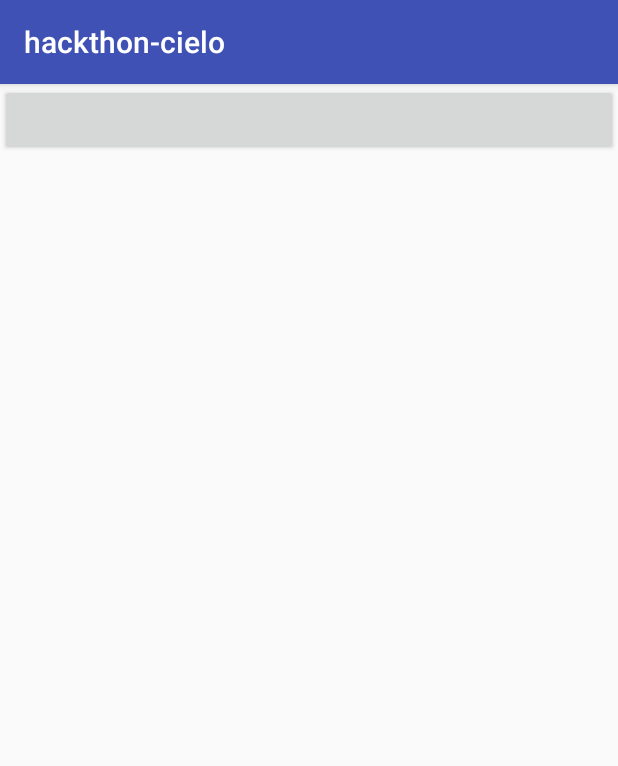
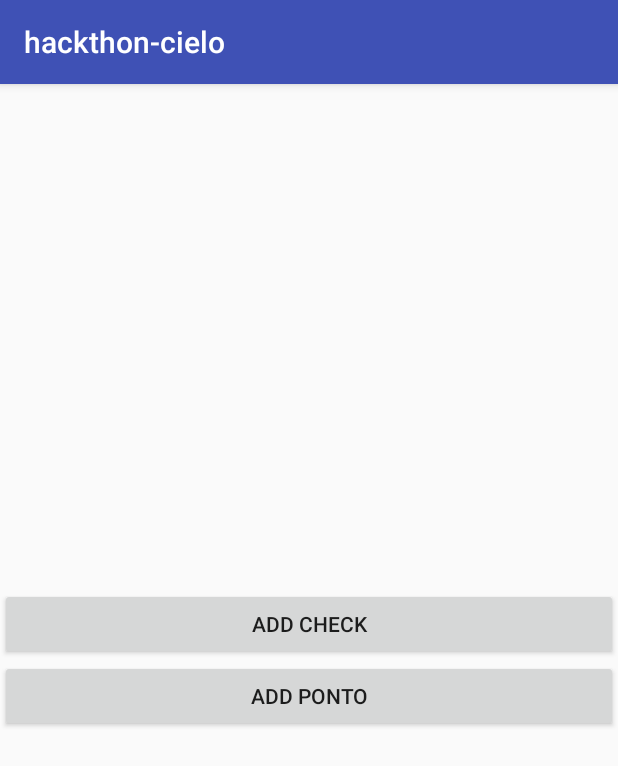
Before and after one commit to dmscn/hackthon-cielo, an Android app: the screen it shows after launch (MainActivity), on a phone screen of 412 x 824 dp. Shown: the top 766 px of the screen. Run offline under Robolectric (Android 15) with nearby library versions, the phone set to English and light mode, and no system bars.

Commit message:
main activity

```diff
--- a/app/src/main/res/layout/activity_main.xml
+++ b/app/src/main/res/layout/activity_main.xml
@@ -4,11 +4,20 @@
     xmlns:tools="http://schemas.android.com/tools"
     android:layout_width="match_parent"
     android:layout_height="match_parent"
-    tools:context="br.com.damasceno.hackthon_cielo.MainActivity">
+    tools:context="br.com.damasceno.hackthon_cielo.MainActivity"
+    android:gravity="center">
 
     <Button
-        android:id="@+id/btnAdd"
+        android:id="@+id/btnAddCheck"
         android:layout_width="match_parent"
-        android:layout_height="wrap_content" />
+        android:layout_height="wrap_content"
+        android:text="@string/txtAddCheck"/>
+
+    <Button
+        android:id="@+id/btnAddPonto"
+        android:layout_width="match_parent"
+        android:layout_height="wrap_content"
+        android:text="@string/txtAddPonto"
+        android:layout_below="@+id/btnAddCheck"/>
 
 </RelativeLayout>
--- a/app/src/main/res/values/strings.xml
+++ b/app/src/main/res/values/strings.xml
@@ -1,3 +1,5 @@
 <resources>
     <string name="app_name">hackthon-cielo</string>
+    <string name="txtAddCheck">ADD CHECK</string>
+    <string name="txtAddPonto">ADD PONTO</string>
 </resources>
```
